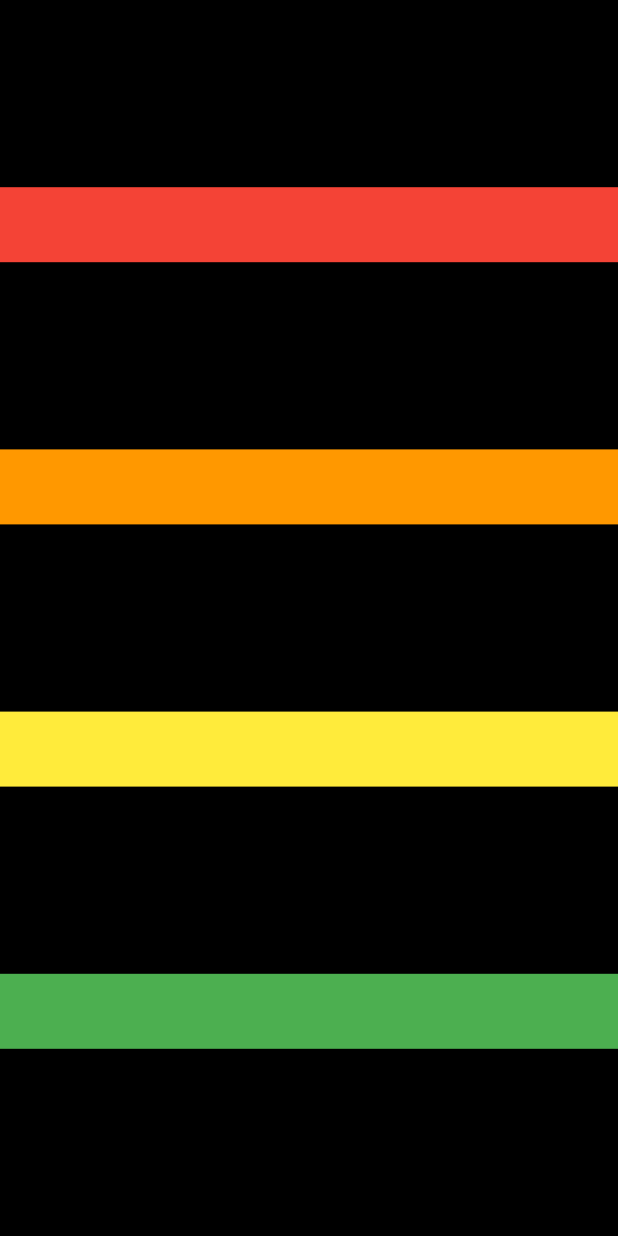
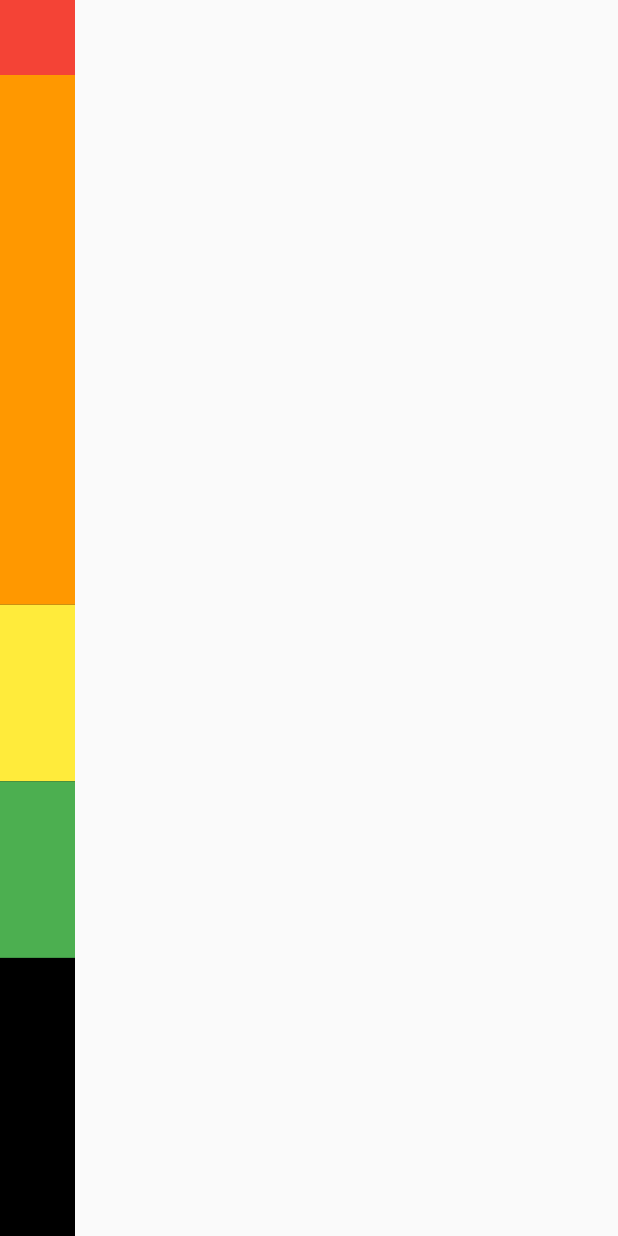
Before and after one commit to cold-pumpkin/coding-factory, a Flutter app: the screen it shows after launch, on a phone screen of 412 x 824 dp. Run offline on Flutter 3.47's test engine with Material 2 defaults, Android fonts, the light colour scheme and no system bars.

Commit message:
Row & Column - Expanded, Flexible

```diff
--- a/row_column/lib/home_screen.dart
+++ b/row_column/lib/home_screen.dart
@@ -10,30 +10,39 @@ class HomeScreen extends StatelessWidget {
           bottom: false,
           child: Container(
             color: Colors.black,
-            width: MediaQuery.of(context).size.width,
             child: Column(
-              mainAxisAlignment: MainAxisAlignment.spaceEvenly,
-              crossAxisAlignment: CrossAxisAlignment.stretch,
+              mainAxisAlignment: MainAxisAlignment.start,
+              crossAxisAlignment: CrossAxisAlignment.start,
               children: [
-                Container(
+                Flexible(
+                  flex: 2,
+                  child: Container(
                     color: Colors.red,
                     width: 50,
                     height: 50,
                   ),
-                Container(
+                ),
+                Expanded(
+                  flex: 3,
+                  child: Container(
                     color: Colors.orange,
                     width: 50,
                     height: 50,
                   ),
-                Container(
+                ),
+                Expanded(
+                  child: Container(
                     color: Colors.yellow,
                     width: 50,
                     height: 50,
                   ),
-                Container(
+                ),
+                Expanded(
+                  child: Container(
                     color: Colors.green,
                     width: 50,
                     height: 50,
+                  ),
                 ),
               ],
             ),
```
Lines whose indentation alone changed are shown as unchanged.
